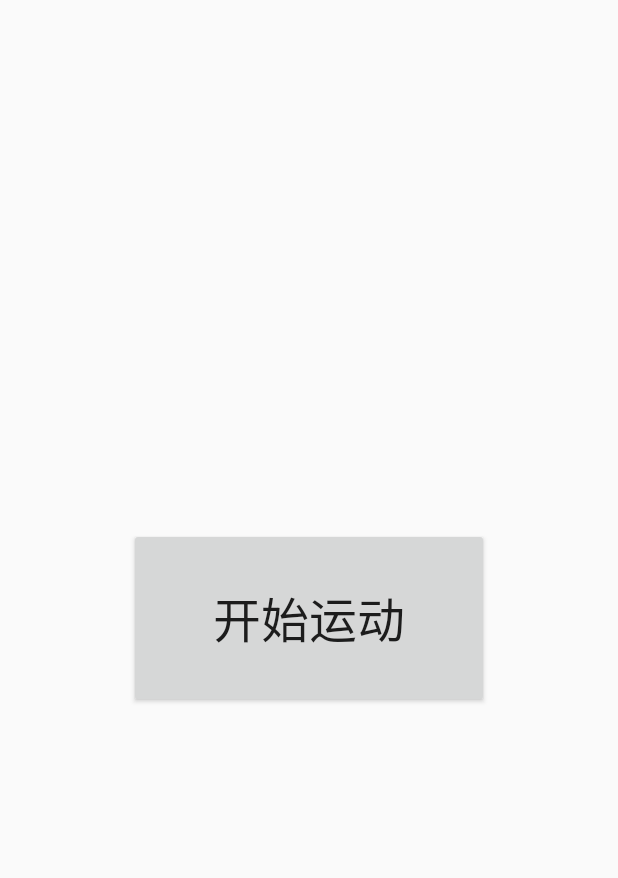
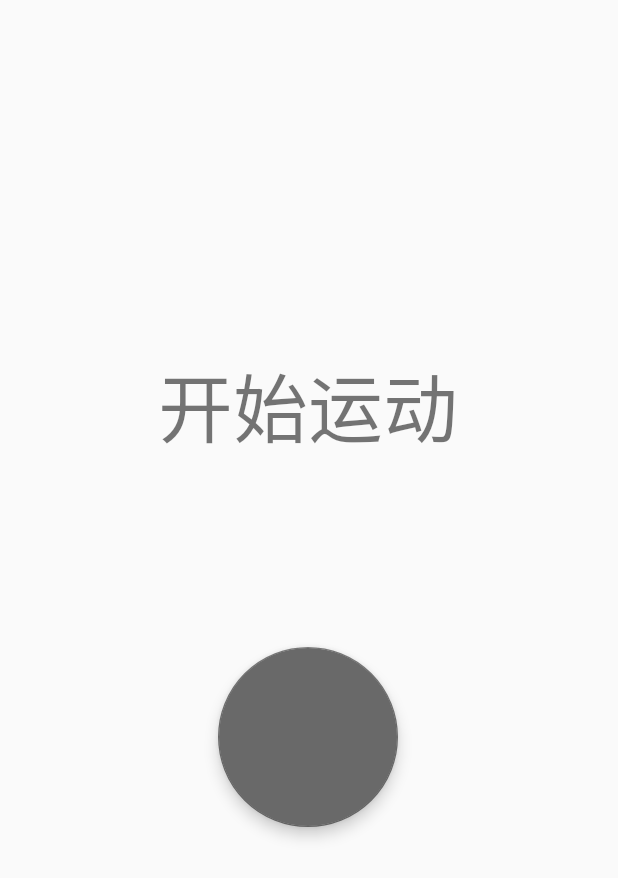
Before and after one commit to petma/Jellyfish-ARouter, an Android app: the screen it shows after launch (ReadyActivity), on a phone screen of 412 x 824 dp. Shown: the top 878 px of the screen. Run offline under Robolectric (Android 15) with nearby library versions, the phone set to English and light mode, and no system bars; our stand-ins replace data binding; libraries missing offline, so code that uses them is left out: com.tencent.smtt; 2 statements that could not run were skipped.

```diff
--- a/app/src/main/java/com/logic/jellyfish/ui/ready/ReadyActivity.kt
+++ b/app/src/main/java/com/logic/jellyfish/ui/ready/ReadyActivity.kt
@@ -1,13 +1,136 @@
 package com.logic.jellyfish.ui.ready
 
+import android.Manifest
+import android.annotation.TargetApi
+import android.content.Intent
+import android.content.pm.PackageManager
+import android.os.Build
 import com.logic.jellyfish.R
 import com.logic.jellyfish.base.BaseActivity
+import com.logic.jellyfish.data.EventObserver
 import com.logic.jellyfish.databinding.ReadyActivityBinding
+import com.logic.jellyfish.ui.timer.TimerActivity
 
 class ReadyActivity : BaseActivity<ReadyViewModel, ReadyActivityBinding>(R.layout.ready_activity) {
 
+   private var needCheckBackLocation = false
+   private var isNeedCheck = true
+
    override fun init() {
       binding.viewmodel = viewModel
+
+      viewModel.startEvent.observe(this, EventObserver {
+         val needRequestPermissionList = findDeniedPermissions(needPermissions)
+         if (needRequestPermissionList != null && needRequestPermissionList.isNotEmpty()) {
+            try {
+               val array = needRequestPermissionList.toTypedArray()
+               val method = javaClass.getMethod(
+                  "requestPermissions",
+                  Array<String>::class.java, Int::class.javaPrimitiveType
+               )
+               method.invoke(this, array, 0)
+            } catch (e: Throwable) {
+               e.printStackTrace()
+            }
+         } else {
+            startActivity(Intent(this, TimerActivity::class.java))
+         }
+      })
    }
 
+   override fun onResume() {
+      super.onResume()
+      try {
+         if (Build.VERSION.SDK_INT >= 23) {
+            if (isNeedCheck) {
+               checkPermissions(needPermissions)
+            }
+         }
+      } catch (e: Throwable) {
+         e.printStackTrace()
+      }
+   }
+
+   @TargetApi(23)
+   private fun checkPermissions(permissions: Array<String>) {
+      try {
+         if (Build.VERSION.SDK_INT >= 23 && applicationInfo.targetSdkVersion >= 23) {
+            val needRequestPermissionList = findDeniedPermissions(permissions)
+            if (needRequestPermissionList != null && needRequestPermissionList.isNotEmpty()) {
+               try {
+                  val array = needRequestPermissionList.toTypedArray()
+                  val method = javaClass.getMethod(
+                     "requestPermissions",
+                     Array<String>::class.java, Int::class.javaPrimitiveType
+                  )
+                  method.invoke(this, array, 0)
+               } catch (e: Throwable) {
+                  e.printStackTrace()
+               }
+
+            }
+         }
+
+      } catch (e: Throwable) {
+         e.printStackTrace()
+      }
+
+   }
+
+   @TargetApi(23)
+   private fun findDeniedPermissions(permissions: Array<String>): List<String>? {
+      try {
+         val needRequestPermissionList = ArrayList<String>()
+         if (Build.VERSION.SDK_INT >= 23 && applicationInfo.targetSdkVersion >= 23) {
+            for (perm in permissions) {
+               if (checkMySelfPermission(perm) != PackageManager.PERMISSION_GRANTED ||
+                  shouldShowMyRequestPermissionRationale(perm)
+               ) {
+                  if (!needCheckBackLocation && BACK_LOCATION_PERMISSION == perm) {
+                     continue
+                  }
+                  needRequestPermissionList.add(perm)
+               }
+            }
+         }
+         return needRequestPermissionList
+      } catch (e: Throwable) {
+         e.printStackTrace()
+      }
+      return null
+   }
+
+   private fun shouldShowMyRequestPermissionRationale(perm: String): Boolean {
+      try {
+         val method =
+            javaClass.getMethod("shouldShowRequestPermissionRationale", String::class.java)
+         return method.invoke(this, perm) as Boolean
+      } catch (e: Throwable) {
+         e.printStackTrace()
+      }
+      return false
+   }
+
+   private fun checkMySelfPermission(perm: String): Int {
+      try {
+         val method = javaClass.getMethod("checkSelfPermission", String::class.java)
+         return method.invoke(this, perm) as Int
+      } catch (e: Throwable) {
+         e.printStackTrace()
+      }
+      return -1
+   }
+
+   private val needPermissions = arrayOf(
+      Manifest.permission.ACCESS_COARSE_LOCATION,
+      Manifest.permission.ACCESS_FINE_LOCATION,
+      Manifest.permission.WRITE_EXTERNAL_STORAGE,
+      Manifest.permission.READ_EXTERNAL_STORAGE,
+      Manifest.permission.READ_PHONE_STATE,
+      BACK_LOCATION_PERMISSION
+   )
+
+   companion object {
+      private const val BACK_LOCATION_PERMISSION = "android.permission.ACCESS_BACKGROUND_LOCATION"
+   }
 }
--- a/app/src/main/java/com/logic/jellyfish/ui/ready/ReadyViewModel.kt
+++ b/app/src/main/java/com/logic/jellyfish/ui/ready/ReadyViewModel.kt
@@ -1,13 +1,15 @@
 package com.logic.jellyfish.ui.ready
 
 import android.view.View
+import androidx.lifecycle.MutableLiveData
 import androidx.lifecycle.ViewModel
-import com.logic.jellyfish.ui.timer.TimerActivity
-import com.logic.jellyfish.utils.ext.startActivity
+import com.logic.jellyfish.data.Event
 
 class ReadyViewModel : ViewModel() {
 
+   val startEvent = MutableLiveData<Event<Unit>>()
+
    fun startRunning(v: View) {
-      v.startActivity<TimerActivity>()
+      startEvent.value = Event(Unit)
    }
 }
--- a/app/src/main/res/layout/ready_activity.xml
+++ b/app/src/main/res/layout/ready_activity.xml
@@ -1,5 +1,6 @@
 <?xml version="1.0" encoding="utf-8"?>
 <layout xmlns:android="http://schemas.android.com/apk/res/android"
+    xmlns:app="http://schemas.android.com/apk/res-auto"
     xmlns:tools="http://schemas.android.com/tools">
 
     <data>
@@ -9,18 +10,37 @@
             type="com.logic.jellyfish.ui.ready.ReadyViewModel" />
     </data>
 
-    <FrameLayout
+    <androidx.constraintlayout.widget.ConstraintLayout
         android:layout_width="match_parent"
         android:layout_height="match_parent"
         tools:context=".ui.ready.ReadyActivity">
 
-        <androidx.appcompat.widget.AppCompatButton
-            android:onClick="@{(v) -> viewmodel.startRunning(v)}"
-            android:layout_width="240dp"
+        <TextView
+            android:id="@+id/textView"
+            android:layout_width="wrap_content"
+            android:layout_height="wrap_content"
+            android:text="开始运动"
+            android:textSize="50sp"
+            app:layout_constraintBottom_toBottomOf="parent"
+            app:layout_constraintEnd_toEndOf="parent"
+            app:layout_constraintHorizontal_bias="0.497"
+            app:layout_constraintStart_toStartOf="parent"
+            app:layout_constraintTop_toTopOf="parent"
+            app:layout_constraintVertical_bias="0.311" />
+
+        <com.google.android.material.floatingactionbutton.FloatingActionButton
+            android:layout_width="120dp"
             android:layout_height="120dp"
             android:layout_gravity="center"
+            android:onClick="@{(v) -> viewmodel.startRunning(v)}"
+            android:text="开始运动"
             android:textSize="32sp"
-            android:text="开始运动" />
+            app:layout_constraintBottom_toBottomOf="parent"
+            app:layout_constraintEnd_toEndOf="parent"
+            app:layout_constraintHorizontal_bias="0.498"
+            app:layout_constraintStart_toStartOf="parent"
+            app:layout_constraintTop_toTopOf="parent"
+            app:layout_constraintVertical_bias="0.613" />
 
-    </FrameLayout>
+    </androidx.constraintlayout.widget.ConstraintLayout>
 </layout>
--- a/app/src/main/res/values/colors.xml
+++ b/app/src/main/res/values/colors.xml
@@ -2,7 +2,7 @@
 <resources>
     <color name="colorPrimary">#008577</color>
     <color name="colorPrimaryDark">#000000</color>
-    <color name="colorAccent">#D81B60</color>
+    <color name="colorAccent">#696969</color>
     <color name="timber_button_resume">#2DD4CC</color>
     <color name="timber_button_stop">#F75050</color>
 
```
Also changed, not shown: app/src/main/java/com/logic/jellyfish/base/BaseFragment.kt (+5 -6 lines).
